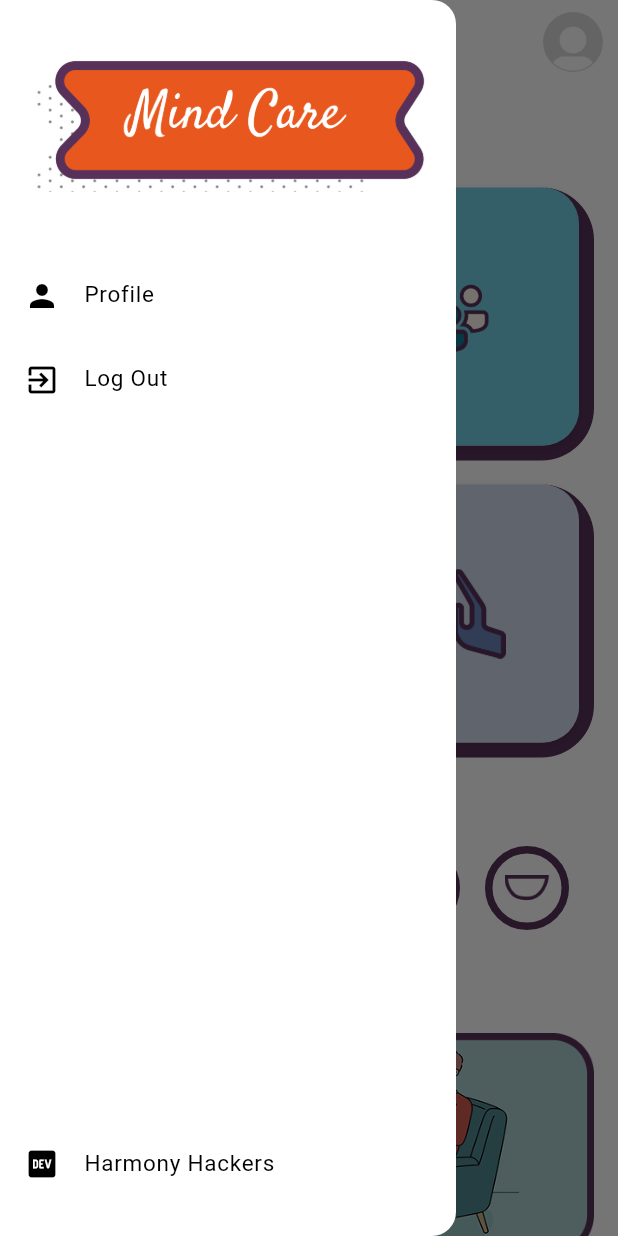
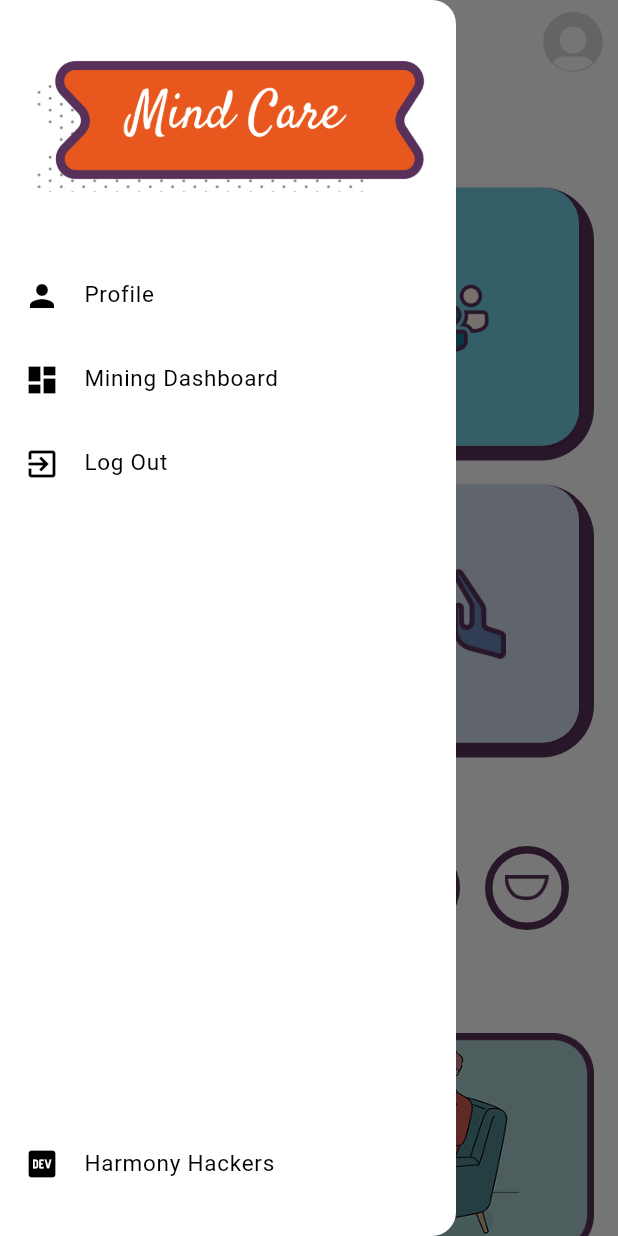
Before and after one commit to HarmonyHackers/MindCare-Flutter, a Flutter app: the HomeScreen screen opened directly, with the side drawer open, on a phone screen of 412 x 824 dp. Run offline on Flutter 3.47's test engine with Material 3 defaults, Android fonts, the light colour scheme and no system bars; our stand-ins replace equatable, firebase_auth, firebase_core, flutter_bloc, flutter_markdown, font_awesome_flutter and 6 more; accounts and stored records are empty; Roboto replaces fonts that are missing (Kodchasan).

Commit message:
added mining dash in drawer

```diff
--- a/lib/screens/home_screen.dart
+++ b/lib/screens/home_screen.dart
@@ -1,6 +1,7 @@
 import 'package:flutter/material.dart';
 import 'package:flutter_bloc/flutter_bloc.dart';
 import 'package:mind_care/screens/daily_videos.dart';
+import 'package:mind_care/screens/profile/mining_dashboard.dart';
 import 'package:mind_care/screens/profile/profile_screen.dart';
 import 'package:mind_care/utils/contants.dart';
 import 'package:url_launcher/url_launcher.dart';
@@ -60,10 +61,20 @@ class HomeScreen extends StatelessWidget {
                         title: Text("Profile"),
                       ),
                     ),
-                    // const ListTile(
-                    //   leading: Icon(Icons.mood),
-                    //   title: Text("Mood History"),
-                    // ),
+                    GestureDetector(
+                      onTap: () {
+                        Navigator.push(
+                          context,
+                          MaterialPageRoute(
+                            builder: (context) => const MiningDashboard(),
+                          ),
+                        );
+                      },
+                      child: const ListTile(
+                        leading: Icon(Icons.dashboard),
+                        title: Text("Mining Dashboard"),
+                      ),
+                    ),
                     GestureDetector(
                       onTap: () {
                         //! Show a confirmation dialog
```
